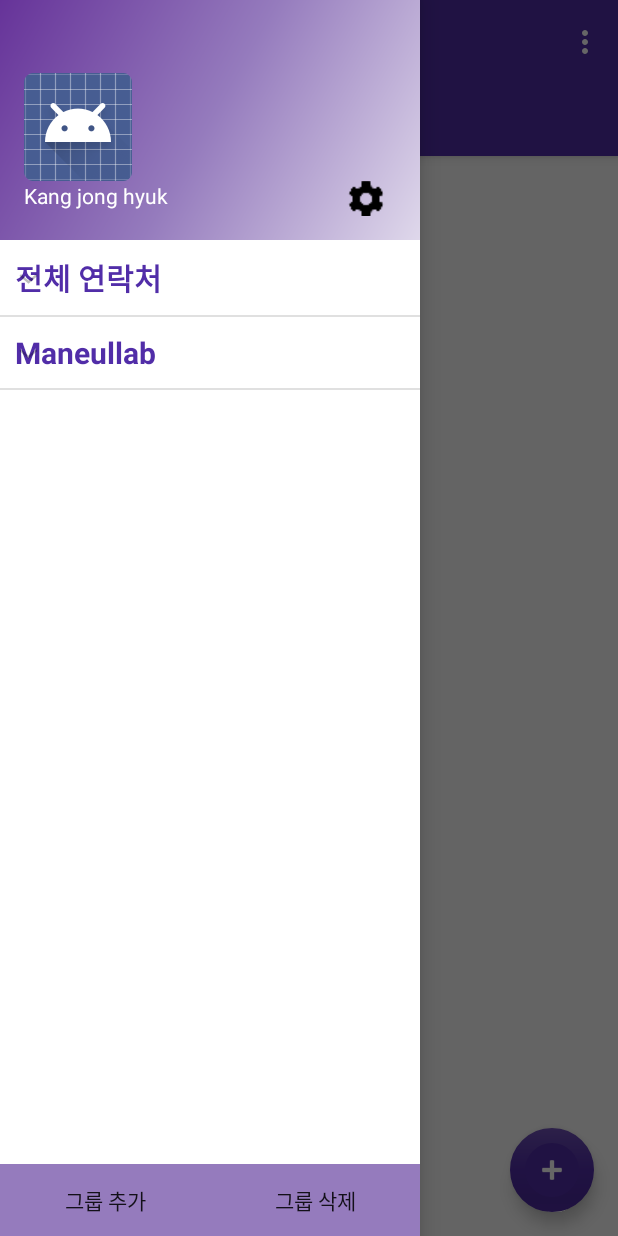
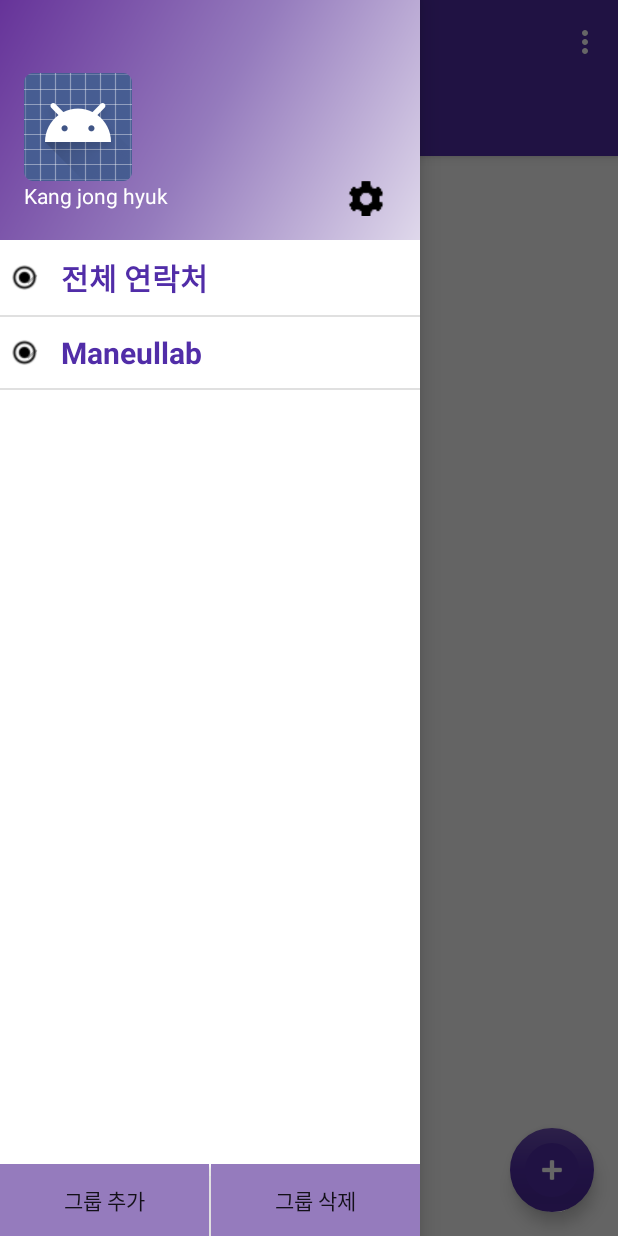
Before and after one commit to jonghyukkang/ContentProviderDB, an Android app: the screen it shows after launch (MainActivity), with the side drawer open, on a phone screen of 412 x 824 dp. Run offline under Robolectric (Android 15) with nearby library versions, the light colour scheme and no system bars; 1 statement that could not run was skipped.

Commit message:
16.07.28 / 21 : 40
 < 1차 업데이트 완료 >

1. ContentProvider를 이용한 DB 추가/삭제 및 삽입
2. NavigationView, RecyclerView를 이용한 List출력
3. NavigationView Group 추가시 Spinner에 목록 자동 생성
4. Spinner에서 '직접 입력' 구현시 NavigationView에 Group 자동생성
5. People Add시 입력한 부서 ExpandableListView 메뉴 자동생성

```diff
--- a/Practice/RecyclerDB/app/src/main/java/kang/recyclerdb/DB/DbHelper.java
+++ b/Practice/RecyclerDB/app/src/main/java/kang/recyclerdb/DB/DbHelper.java
@@ -4,7 +4,7 @@ import android.content.Context;
 import android.database.sqlite.SQLiteDatabase;
 import android.database.sqlite.SQLiteOpenHelper;
 
-public class DbHelper extends SQLiteOpenHelper {
+public class DbHelper extends SQLiteOpenHelper implements ContractColumns{
     private static final String DB_NAME = "ContractAddress";
     private static final int DB_VERSION = 1;
 
@@ -23,42 +23,42 @@ public class DbHelper extends SQLiteOpenHelper {
                 ContractColumns.EMAIL +" TEXT NOT NULL, " +
                 ContractColumns.DEPART +" TEXT NOT NULL)");
 
-//        //Manage
-//        db.execSQL("INSERT INTO "+ ContractColumns.TABLE_NAME+" VALUES (null, 'Maneullab', '장준영', '200', '01063283471', 'iron28@maneullab.com','Manage');");
-//        db.execSQL("INSERT INTO "+ ContractColumns.TABLE_NAME+" VALUES (null, 'Maneullab', '지강미', '301', '01096004729', 'kmji@maneullab.com','Manage');");
-//        db.execSQL("INSERT INTO "+ ContractColumns.TABLE_NAME+" VALUES (null, 'Maneullab', '위성학', '300', '01032287525', 'shwee@maneullab.com','Manage');");
-//        //Design
-//        db.execSQL("INSERT INTO "+ ContractColumns.TABLE_NAME+" VALUES (null, 'Maneullab', '이원식', '400', '01041385883', 'neolee@maneullab.com','Design');");
-//        db.execSQL("INSERT INTO "+ ContractColumns.TABLE_NAME+" VALUES (null, 'Maneullab', '조선정', '401', '01052930025', 'jsjleo@maneullab.com','Design');");
-//        //Lab_1 ( Software )
-//        db.execSQL("INSERT INTO "+ ContractColumns.TABLE_NAME+" VALUES (null, 'Maneullab', '이진수', '500', '01037340029', 'js@maneullab.com','Lab 1');");
-//        db.execSQL("INSERT INTO "+ ContractColumns.TABLE_NAME+" VALUES (null, 'Maneullab', '길근호', '503', '01089652307', 'ghkil15@maneullab.com','Lab 1');");
-//        db.execSQL("INSERT INTO "+ ContractColumns.TABLE_NAME+" VALUES (null, 'Maneullab', '이준수', '504', '01087661244', 'june@maneullab.com','Lab 1');");
-//        db.execSQL("INSERT INTO "+ ContractColumns.TABLE_NAME+" VALUES (null, 'Maneullab', '신영준', '505', '01044078105', 'yjshin@maneullab.com','Lab 1');");
-//        db.execSQL("INSERT INTO "+ ContractColumns.TABLE_NAME+" VALUES (null, 'Maneullab', '신광호', '506', '01091631429', 'hshin@maneullab.com','Lab 1');");
-//        db.execSQL("INSERT INTO "+ ContractColumns.TABLE_NAME+" VALUES (null, 'Maneullab', '김승연', '507', '01057977411', 'sosory@maneullab.com','Lab 1');");
-//        db.execSQL("INSERT INTO "+ ContractColumns.TABLE_NAME+" VALUES (null, 'Maneullab', '강종혁', '511', '01055033471', 'kangjh@maneullab.com','Lab 1');");
-//        //Lab_1 ( Hardware )
-//        db.execSQL("INSERT INTO "+ ContractColumns.TABLE_NAME+" VALUES (null, 'Maneullab', '구권철', '502', '01080069744', 'gupiro@maneullab.com','Lab 1');");
-//        db.execSQL("INSERT INTO "+ ContractColumns.TABLE_NAME+" VALUES (null, 'Maneullab', '이미영', '508', '01036877747', 'speckle@maneullab.com','Lab 1');");
-//        db.execSQL("INSERT INTO "+ ContractColumns.TABLE_NAME+" VALUES (null, 'Maneullab', '양주열', '509', '01055299058', 'yangjy@maneullab.com','Lab 1');");
-//        db.execSQL("INSERT INTO "+ ContractColumns.TABLE_NAME+" VALUES (null, 'Maneullab', '한인수', '510', '01088734717', 'ishan81@maneullab.com','Lab 1');");
-//        db.execSQL("INSERT INTO "+ ContractColumns.TABLE_NAME+" VALUES (null, 'Maneullab', '전민철', '512', '01088325566', 'allure@maneullab.com','Lab 1');");
-//        db.execSQL("INSERT INTO "+ ContractColumns.TABLE_NAME+" VALUES (null, 'Maneullab', '서현덕', '501', '01027787996', 'shd7996@maneullab.com','Lab 1');");
-//        //Lab_2
-//        db.execSQL("INSERT INTO "+ ContractColumns.TABLE_NAME+" VALUES (null, 'Maneullab', '김 용', '600', '01034675412', 'kimyong@maneullab.com','Lab 2');");
-//        db.execSQL("INSERT INTO "+ ContractColumns.TABLE_NAME+" VALUES (null, 'Maneullab', '김광오', '602', '01042051238', 'stone@maneullab.com','Lab 2');");
-//        db.execSQL("INSERT INTO "+ ContractColumns.TABLE_NAME+" VALUES (null, 'Maneullab', '김태수', '603', '01047280306', 'wing@maneullab.com','Lab 2');");
-//        db.execSQL("INSERT INTO "+ ContractColumns.TABLE_NAME+" VALUES (null, 'Maneullab', '신완섭', '604', '01040325956', 'dokebibat@maneullab.com','Lab 2');");
-//        db.execSQL("INSERT INTO "+ ContractColumns.TABLE_NAME+" VALUES (null, 'Maneullab', '한현석', '605', '01047336841', 'hhs1120@maneullab.com','Lab 2');");
-//        db.execSQL("INSERT INTO "+ ContractColumns.TABLE_NAME+" VALUES (null, 'Maneullab', '최시온', '601', '01037579310', 'sion@maneullab.com','Lab 2');");
-//        //Lab_3
-//        db.execSQL("INSERT INTO "+ ContractColumns.TABLE_NAME+" VALUES (null, 'Maneullab', '정국면', '700', '01096561530',  'hitman@maneullab.com','Lab 3');");
-//        db.execSQL("INSERT INTO "+ ContractColumns.TABLE_NAME+" VALUES (null, 'Maneullab', '정정원', '702', '01035005514', 'j21@maneullab.com','Lab 3');");
-//        db.execSQL("INSERT INTO "+ ContractColumns.TABLE_NAME+" VALUES (null, 'Maneullab', '김현민', '701', '01091480784', 'skhm50@maneullab.com','Lab 3');");
-//        db.execSQL("INSERT INTO "+ ContractColumns.TABLE_NAME+" VALUES (null, 'Maneullab', '김재민', '777', '01023330305', 'kjm@maneullab.com','Lab 3');");
-//        db.execSQL("INSERT INTO "+ ContractColumns.TABLE_NAME+" VALUES (null, 'Maneullab', '이용현', '707', '0112830931', 'elrobo@maneullab.com','Lab 3');");
-//        db.execSQL("INSERT INTO "+ ContractColumns.TABLE_NAME+" VALUES (null, 'Maneullab', '김성학', '703', '01090536750', 'shkim@maneullab.com','Lab 3');");
+        //Manage
+        db.execSQL("INSERT INTO "+ ContractColumns.TABLE_NAME+" VALUES (null, 'Maneullab', '장준영', '200', '01063283471', 'iron28@maneullab.com','Manage');");
+        db.execSQL("INSERT INTO "+ ContractColumns.TABLE_NAME+" VALUES (null, 'Maneullab', '지강미', '301', '01096004729', 'kmji@maneullab.com','Manage');");
+        db.execSQL("INSERT INTO "+ ContractColumns.TABLE_NAME+" VALUES (null, 'Maneullab', '위성학', '300', '01032287525', 'shwee@maneullab.com','Manage');");
+        //Design
+        db.execSQL("INSERT INTO "+ ContractColumns.TABLE_NAME+" VALUES (null, 'Maneullab', '이원식', '400', '01041385883', 'neolee@maneullab.com','Design');");
+        db.execSQL("INSERT INTO "+ ContractColumns.TABLE_NAME+" VALUES (null, 'Maneullab', '조선정', '401', '01052930025', 'jsjleo@maneullab.com','Design');");
+        //Lab_1 ( Software )
+        db.execSQL("INSERT INTO "+ ContractColumns.TABLE_NAME+" VALUES (null, 'Maneullab', '이진수', '500', '01037340029', 'js@maneullab.com','Lab 1');");
+        db.execSQL("INSERT INTO "+ ContractColumns.TABLE_NAME+" VALUES (null, 'Maneullab', '길근호', '503', '01089652307', 'ghkil15@maneullab.com','Lab 1');");
+        db.execSQL("INSERT INTO "+ ContractColumns.TABLE_NAME+" VALUES (null, 'Maneullab', '이준수', '504', '01087661244', 'june@maneullab.com','Lab 1');");
+        db.execSQL("INSERT INTO "+ ContractColumns.TABLE_NAME+" VALUES (null, 'Maneullab', '신영준', '505', '01044078105', 'yjshin@maneullab.com','Lab 1');");
+        db.execSQL("INSERT INTO "+ ContractColumns.TABLE_NAME+" VALUES (null, 'Maneullab', '신광호', '506', '01091631429', 'hshin@maneullab.com','Lab 1');");
+        db.execSQL("INSERT INTO "+ ContractColumns.TABLE_NAME+" VALUES (null, 'Maneullab', '김승연', '507', '01057977411', 'sosory@maneullab.com','Lab 1');");
+        db.execSQL("INSERT INTO "+ ContractColumns.TABLE_NAME+" VALUES (null, 'Maneullab', '강종혁', '511', '01055033471', 'kangjh@maneullab.com','Lab 1');");
+        //Lab_1 ( Hardware )
+        db.execSQL("INSERT INTO "+ ContractColumns.TABLE_NAME+" VALUES (null, 'Maneullab', '구권철', '502', '01080069744', 'gupiro@maneullab.com','Lab 1');");
+        db.execSQL("INSERT INTO "+ ContractColumns.TABLE_NAME+" VALUES (null, 'Maneullab', '이미영', '508', '01036877747', 'speckle@maneullab.com','Lab 1');");
+        db.execSQL("INSERT INTO "+ ContractColumns.TABLE_NAME+" VALUES (null, 'Maneullab', '양주열', '509', '01055299058', 'yangjy@maneullab.com','Lab 1');");
+        db.execSQL("INSERT INTO "+ ContractColumns.TABLE_NAME+" VALUES (null, 'Maneullab', '한인수', '510', '01088734717', 'ishan81@maneullab.com','Lab 1');");
+        db.execSQL("INSERT INTO "+ ContractColumns.TABLE_NAME+" VALUES (null, 'Maneullab', '전민철', '512', '01088325566', 'allure@maneullab.com','Lab 1');");
+        db.execSQL("INSERT INTO "+ ContractColumns.TABLE_NAME+" VALUES (null, 'Maneullab', '서현덕', '501', '01027787996', 'shd7996@maneullab.com','Lab 1');");
+        //Lab_2
+        db.execSQL("INSERT INTO "+ ContractColumns.TABLE_NAME+" VALUES (null, 'Maneullab', '김 용', '600', '01034675412', 'kimyong@maneullab.com','Lab 2');");
+        db.execSQL("INSERT INTO "+ ContractColumns.TABLE_NAME+" VALUES (null, 'Maneullab', '김광오', '602', '01042051238', 'stone@maneullab.com','Lab 2');");
+        db.execSQL("INSERT INTO "+ ContractColumns.TABLE_NAME+" VALUES (null, 'Maneullab', '김태수', '603', '01047280306', 'wing@maneullab.com','Lab 2');");
+        db.execSQL("INSERT INTO "+ ContractColumns.TABLE_NAME+" VALUES (null, 'Maneullab', '신완섭', '604', '01040325956', 'dokebibat@maneullab.com','Lab 2');");
+        db.execSQL("INSERT INTO "+ ContractColumns.TABLE_NAME+" VALUES (null, 'Maneullab', '한현석', '605', '01047336841', 'hhs1120@maneullab.com','Lab 2');");
+        db.execSQL("INSERT INTO "+ ContractColumns.TABLE_NAME+" VALUES (null, 'Maneullab', '최시온', '601', '01037579310', 'sion@maneullab.com','Lab 2');");
+        //Lab_3
+        db.execSQL("INSERT INTO "+ ContractColumns.TABLE_NAME+" VALUES (null, 'Maneullab', '정국면', '700', '01096561530',  'hitman@maneullab.com','Lab 3');");
+        db.execSQL("INSERT INTO "+ ContractColumns.TABLE_NAME+" VALUES (null, 'Maneullab', '정정원', '702', '01035005514', 'j21@maneullab.com','Lab 3');");
+        db.execSQL("INSERT INTO "+ ContractColumns.TABLE_NAME+" VALUES (null, 'Maneullab', '김현민', '701', '01091480784', 'skhm50@maneullab.com','Lab 3');");
+        db.execSQL("INSERT INTO "+ ContractColumns.TABLE_NAME+" VALUES (null, 'Maneullab', '김재민', '777', '01023330305', 'kjm@maneullab.com','Lab 3');");
+        db.execSQL("INSERT INTO "+ ContractColumns.TABLE_NAME+" VALUES (null, 'Maneullab', '이용현', '707', '0112830931', 'elrobo@maneullab.com','Lab 3');");
+        db.execSQL("INSERT INTO "+ ContractColumns.TABLE_NAME+" VALUES (null, 'Maneullab', '김성학', '703', '01090536750', 'shkim@maneullab.com','Lab 3');");
     }
 
     @Override
--- a/Practice/RecyclerDB/app/src/main/java/kang/recyclerdb/ExpandableListAdapter.java
+++ b/Practice/RecyclerDB/app/src/main/java/kang/recyclerdb/ExpandableListAdapter.java
@@ -42,7 +42,7 @@ public class ExpandableListAdapter extends BaseExpandableListAdapter {
     public int getChildrenCount(int groupPosition) {
         int childCount = 0;
         try {
-            if (groupPosition != 2) {
+            if (groupPosition != 100) {
                 childCount = this.mListDataChild.get(this.mListDataHeader.get(groupPosition)).size();
             }
         }catch(NullPointerException e){ Log.d("ExpandableListAdapter", "List.size() null"); }
--- a/Practice/RecyclerDB/app/src/main/java/kang/recyclerdb/Fragment/DialogFrag_GroupAdd.java
+++ b/Practice/RecyclerDB/app/src/main/java/kang/recyclerdb/Fragment/DialogFrag_GroupAdd.java
@@ -28,7 +28,6 @@ public class DialogFrag_GroupAdd extends DialogFragment implements DialogInterfa
     public Dialog onCreateDialog(Bundle savedInstanceState) {
         View view = getActivity().getLayoutInflater().inflate(R.layout.dialog_frag_group_add, null);
 
-
         mEditCompanyGroup = (EditText)view.findViewById(R.id.editCompanyGroup);
         mDbHelper = new DbHelper(getContext());
         return new AlertDialog.Builder(getActivity())
--- a/Practice/RecyclerDB/app/src/main/java/kang/recyclerdb/Fragment/DialogFrag_GroupDel.java
+++ b/Practice/RecyclerDB/app/src/main/java/kang/recyclerdb/Fragment/DialogFrag_GroupDel.java
@@ -4,7 +4,9 @@ import android.app.Activity;
 import android.app.Dialog;
 import android.content.DialogInterface;
 import android.content.Intent;
+import android.database.Cursor;
 import android.database.sqlite.SQLiteDatabase;
+import android.net.Uri;
 import android.os.Bundle;
 import android.support.annotation.NonNull;
 import android.support.v4.app.DialogFragment;
@@ -12,6 +14,7 @@ import android.support.v7.app.AlertDialog;
 import android.view.View;
 import android.widget.EditText;
 
+import kang.recyclerdb.DB.ContractColumns;
 import kang.recyclerdb.DB.DbHelper;
 import kang.recyclerdb.R;
 
@@ -43,6 +46,8 @@ public class DialogFrag_GroupDel extends DialogFragment implements DialogInterfa
         String myCompany = mEditCompanyGroup.getText().toString();
         SQLiteDatabase db = mDbHelper.getWritableDatabase();
         db.execSQL("DROP TABLE IF EXISTS "+myCompany);
+        String sql = "delete from "+ContractColumns.TABLE_NAME+" where companyname = "+"'"+myCompany+"'";
+        db.execSQL(sql);
         db.close();
 
         Intent intent = new Intent();
--- a/Practice/RecyclerDB/app/src/main/java/kang/recyclerdb/Fragment/ListContractFragment.java
+++ b/Practice/RecyclerDB/app/src/main/java/kang/recyclerdb/Fragment/ListContractFragment.java
@@ -56,7 +56,7 @@ public class ListContractFragment extends Fragment implements LoaderManager.Load
     private RecyclerView mRecyclerView;
     private ContractCursorAdapter mAdapter;
     private LinearLayoutManager mLayoutManager;
-    private DbHelper mDbHelper;
+    public DbHelper mDbHelper;
 
     private DrawerLayout mDrawerLayout;
     ExpandableListAdapter mMenuAdapter;
@@ -75,7 +75,7 @@ public class ListContractFragment extends Fragment implements LoaderManager.Load
             @Override
             public void onClick(View v) {
                 DialogFragment dialogFragment = new Dialog_Fragment();
-                dialogFragment.setTargetFragment(ListContractFragment.this, 1);
+                dialogFragment.setTargetFragment(ListContractFragment.this, 3);
                 dialogFragment.show(getFragmentManager(), "dialog");
             }
         });
@@ -166,39 +166,26 @@ public class ListContractFragment extends Fragment implements LoaderManager.Load
         });
 
         prepareListData();
-
         mMenuAdapter = new ExpandableListAdapter(getContext(), listDataHeader, listDataChild, expandableList);
-
         expandableList.setAdapter(mMenuAdapter);
 
         expandableList.setOnChildClickListener(new ExpandableListView.OnChildClickListener() {
 
             @Override
             public boolean onChildClick(ExpandableListView parent, View v, int groupPosition, int childPosition, long id) {
-//                if (groupPosition == 1) {
-//                    switch (childPosition) {
-//                        case 0:
-//                            getLoaderManager().restartLoader(LAB_1, null, ListContractFragment.this);
-//                            mDrawerLayout.closeDrawers();
-//                            break;
-//                        case 1:
-//                            getLoaderManager().restartLoader(LAB_2, null, ListContractFragment.this);
-//                            mDrawerLayout.closeDrawers();
-//                            break;
-//                        case 2:
-//                            getLoaderManager().restartLoader(LAB_3, null, ListContractFragment.this);
-//                            mDrawerLayout.closeDrawers();
-//                            break;
-//                        case 3:
-//                            getLoaderManager().restartLoader(DESIGN, null, ListContractFragment.this);
-//                            mDrawerLayout.closeDrawers();
-//                            break;
-//                        case 4:
-//                            getLoaderManager().restartLoader(MANAGE, null, ListContractFragment.this);
-//                            mDrawerLayout.closeDrawers();
-//                            break;
-//                    }
-//                }
+                int gPosition = groupPosition;
+                int cPosition = childPosition;
+
+                String company = listDataHeader.get(gPosition).getIconName();
+                List depart = listDataChild.get(listDataHeader.get(gPosition));
+
+                Bundle bundle = new Bundle();
+                bundle.putString("COMPANY", company);
+                bundle.putString("DEPART", (String) depart.get(cPosition));
+
+                getLoaderManager().restartLoader(cPosition, bundle, ListContractFragment.this);
+                mDrawerLayout.closeDrawers();
+
                 return false;
             }
         });
@@ -208,13 +195,10 @@ public class ListContractFragment extends Fragment implements LoaderManager.Load
             public boolean onGroupClick(ExpandableListView parent, View v, int groupPosition, long id) {
                 int gPosition = groupPosition;
 
-                String str = listDataHeader.get(gPosition).getIconName();
-                Bundle bundle = new Bundle();
-                bundle.putString("STR", str);
-
-                getLoaderManager().restartLoader(gPosition, bundle, ListContractFragment.this);
-                mDrawerLayout.closeDrawers();
-
+                if (gPosition == 0) {
+                    getLoaderManager().restartLoader(1000, null, ListContractFragment.this);
+                    mDrawerLayout.closeDrawers();
+                }
                 return false;
             }
         });
@@ -222,7 +206,17 @@ public class ListContractFragment extends Fragment implements LoaderManager.Load
 
     @Override
     public void onActivityResult(int requestCode, int resultCode, Intent data) {
+        // 그룹 추가시 Navigationview 리셋
         if (requestCode == 1) {
+            if (resultCode == Activity.RESULT_OK) {
+                mMenuAdapter.notifyDataSetChanged();
+                listDataHeader.clear();
+                prepareListData();
+                getLoaderManager().restartLoader(ALL_VIEW, null, this);
+            }
+        }
+
+        if (requestCode == 3) {
             if (resultCode == Activity.RESULT_OK) {
                 mMenuAdapter.notifyDataSetChanged();
                 listDataHeader.clear();
@@ -237,27 +231,39 @@ public class ListContractFragment extends Fragment implements LoaderManager.Load
         listDataHeader.add(itemAll);
 
         SQLiteDatabase db = mDbHelper.getWritableDatabase();
-        Cursor c = db.rawQuery("SELECT name FROM sqlite_master WHERE type='table'", null);
-        for (c.moveToPosition(1); !c.isAfterLast(); c.moveToNext()) {
-            String[] temp = new String[c.getColumnCount()];
-            for (int i = 0; i < temp.length; i++) {
-                temp[i] = c.getString(i);
-                System.out.println("TABLE - " + temp[i]);
-                ExpandedMenuModel item = new ExpandedMenuModel();
-                item.setIconName(temp[i]);
-                listDataHeader.add(item);
+        String sql = "SELECT name FROM sqlite_master WHERE type='table'";
+        Cursor results = db.rawQuery(sql, null);
+        int i=0;
+
+        results.moveToPosition(1);
+        while (!results.isAfterLast()) {
+            String tables = results.getString(0);
+
+            ExpandedMenuModel item = new ExpandedMenuModel();
+            item.setIconName(tables);
+            listDataHeader.add(item);
+
+            ArrayList<String> result = new ArrayList<>();
+            Cursor c1 = db.rawQuery("SELECT DISTINCT depart FROM " + ContractColumns.TABLE_NAME + " where companyname = " + "'" + tables + "'", null);
+            c1.moveToFirst();
+            int num = c1.getCount();
+            for (int j = 0; j < num; j++) {
+                int idx_depart = c1.getColumnIndex(ContractColumns.DEPART);
+                String str = c1.getString(idx_depart);
+                result.add(str);
+                c1.moveToNext();
+                if (c1.isAfterLast()) {
+                    break;
+                }
             }
+            c1.close();
+            listDataChild.put(listDataHeader.get(i+1), result);
+            i++;
+
+            results.moveToNext();
         }
-        db.close();
+        results.close();
 
-//        List<String> heading1 = new ArrayList<>();
-//        heading1.add("1연구소");
-//        heading1.add("2연구소");
-//        heading1.add("3연구소");
-//        heading1.add("디자인");
-//        heading1.add("경영지원");
-//
-//        listDataChild.put(listDataHeader.get(1), heading1);
     }
 
     private void setupDrawerContent(final NavigationView navigationView) {
@@ -275,15 +281,14 @@ public class ListContractFragment extends Fragment implements LoaderManager.Load
     @Override
     public Loader<Cursor> onCreateLoader(int id, Bundle args) {
         // Context context, Uri uri, String[] projection, String selection, String[] selectionArgs, String sortOrder
-
-        if (args == null || id == 0) {
-            return new CursorLoader(getActivity(), ContractColumns.URI_MENSAGENS, null, null, null, ContractColumns.NAME);
+        if (args == null || id == 1000) {
+            return new CursorLoader(getActivity(), ContractColumns.URI_MENSAGENS, null, null, null, ContractColumns.COMPANYNAME);
         }
-        String str = args.getString("STR");
+        String company = args.getString("COMPANY");
+        String depart = args.getString("DEPART");
         if (args != null) {
-            return new CursorLoader(getActivity(), ContractColumns.URI_MENSAGENS, null, "companyname = " + "'"+str+"'", null, ContractColumns.NAME);
+            return new CursorLoader(getActivity(), ContractColumns.URI_MENSAGENS, null, "companyname = " + "'" + company + "'" + " AND depart = " + "'" + depart + "'", null, ContractColumns.COMPANYNAME);
         }
-
         return null;
     }
 
@@ -298,9 +303,6 @@ public class ListContractFragment extends Fragment implements LoaderManager.Load
         mAdapter.setCursor(null);
     }
 }
-
-
-//        SQLiteDatabase db = mDbHelper.getWritableDatabase();
 //        String sql = "select * from Contract;";
 //        Cursor results = db.rawQuery(sql, null);
 //
@@ -312,7 +314,8 @@ public class ListContractFragment extends Fragment implements LoaderManager.Load
 //            results.moveToNext();
 //        }
 //        results.close();
-//
+////        SQLiteDatabase db = mDbHelper.getWritableDatabase();
+
 //        Cursor c = db.rawQuery(
 //                "SELECT name FROM sqlite_master WHERE type='table'", null);
 //        ArrayList<String[]> result = new ArrayList<String[]>();
@@ -326,7 +329,7 @@ public class ListContractFragment extends Fragment implements LoaderManager.Load
 //
 //
 //                Cursor c1 = db.rawQuery(
-//                        "SELECT * FROM "+temp[i], null);
+//                        "SELECT depart FROM "+temp[i], null);
 //                c1.moveToFirst();
 //                String[] COLUMNS = c1.getColumnNames();
 //                for(int j=0;j<COLUMNS.length;j++){
--- a/Practice/RecyclerDB/app/src/main/res/layout/activity_main.xml
+++ b/Practice/RecyclerDB/app/src/main/res/layout/activity_main.xml
@@ -41,6 +41,10 @@
                 android:background="@color/colorPurpleLess"
                 android:text="그룹 추가" />
 
+            <View
+                android:layout_width="1dp"
+                android:layout_height="3dp" />
+
             <Button
                 android:id="@+id/btn_groupDel"
                 android:layout_width="match_parent"
--- a/Practice/RecyclerDB/app/src/main/res/layout/dialog_frag_member_add.xml
+++ b/Practice/RecyclerDB/app/src/main/res/layout/dialog_frag_member_add.xml
@@ -25,8 +25,9 @@
             android:id="@+id/spinner_company"
             android:layout_width="match_parent"
             android:layout_height="wrap_content"
-            android:layout_weight="1"></Spinner>
+            android:layout_weight="1"/>
     </LinearLayout>
+
 
     <LinearLayout
         android:layout_width="match_parent"
@@ -100,11 +101,10 @@
                 android:layout_width="match_parent"
                 android:layout_height="wrap_content"
                 android:hint="@string/depart"/>
-
         </android.support.design.widget.TextInputLayout>
-
 
     </LinearLayout>
 
 
+
 </LinearLayout>
--- a/Practice/RecyclerDB/app/src/main/res/layout/information_layout.xml
+++ b/Practice/RecyclerDB/app/src/main/res/layout/information_layout.xml
@@ -194,9 +194,9 @@
                         android:onClick="onClick"/>
 
                     <ImageView
+                        android:id="@+id/img_maneullabLogo"
                         android:layout_width="wrap_content"
                         android:layout_height="wrap_content"
-                        android:src="@drawable/maneullab_logo"
                         android:layout_alignParentTop="true"
                         android:layout_alignParentRight="true" />
                 </RelativeLayout>
--- a/Practice/RecyclerDB/app/src/main/res/layout/listheader.xml
+++ b/Practice/RecyclerDB/app/src/main/res/layout/listheader.xml
@@ -1,15 +1,26 @@
 <?xml version="1.0" encoding="utf-8"?>
-<LinearLayout xmlns:android="http://schemas.android.com/apk/res/android"
+<RelativeLayout xmlns:android="http://schemas.android.com/apk/res/android"
     android:layout_width="match_parent"
     android:layout_height="match_parent"
-    android:orientation="vertical">
+    android:orientation="horizontal">
+
+    <ImageView
+        android:id="@+id/img"
+        android:layout_width="18dp"
+        android:layout_height="18dp"
+        android:layout_centerVertical="true"
+        android:layout_marginLeft="7dp"
+        android:src="@drawable/icon_radio"/>
 
     <TextView
         android:id="@+id/submenu"
         android:layout_width="wrap_content"
         android:layout_height="wrap_content"
+        android:layout_centerVertical="true"
+        android:layout_toRightOf="@+id/img"
+        android:layout_marginLeft="5dp"
         android:padding="10dp"
         android:textColor="@color/colorPurple"
         android:textSize="20dp"/>
 
-</LinearLayout>
+</RelativeLayout>
```
Also changed, not shown: Practice/RecyclerDB/app/src/main/java/kang/recyclerdb/Activity/InformationActivity.java (+8 -0 lines), Practice/RecyclerDB/app/src/main/java/kang/recyclerdb/Fragment/Dialog_Fragment.java (+4 -8 lines), Practice/RecyclerDB/app/src/main/res/layout/list_submenu.xml (+15 -5 lines), Practice/RecyclerDB/app/src/main/res/drawable/icon_guest.png (added), Practice/RecyclerDB/app/src/main/res/drawable/icon_radio.png (added).
